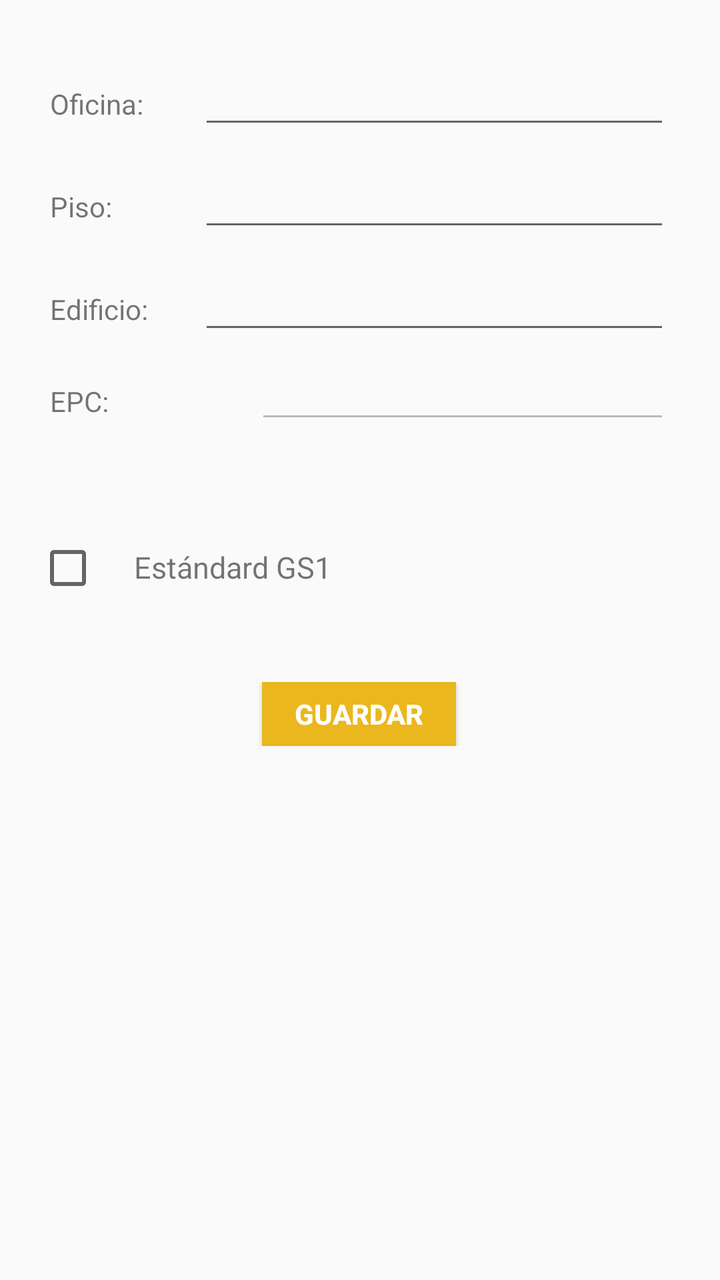
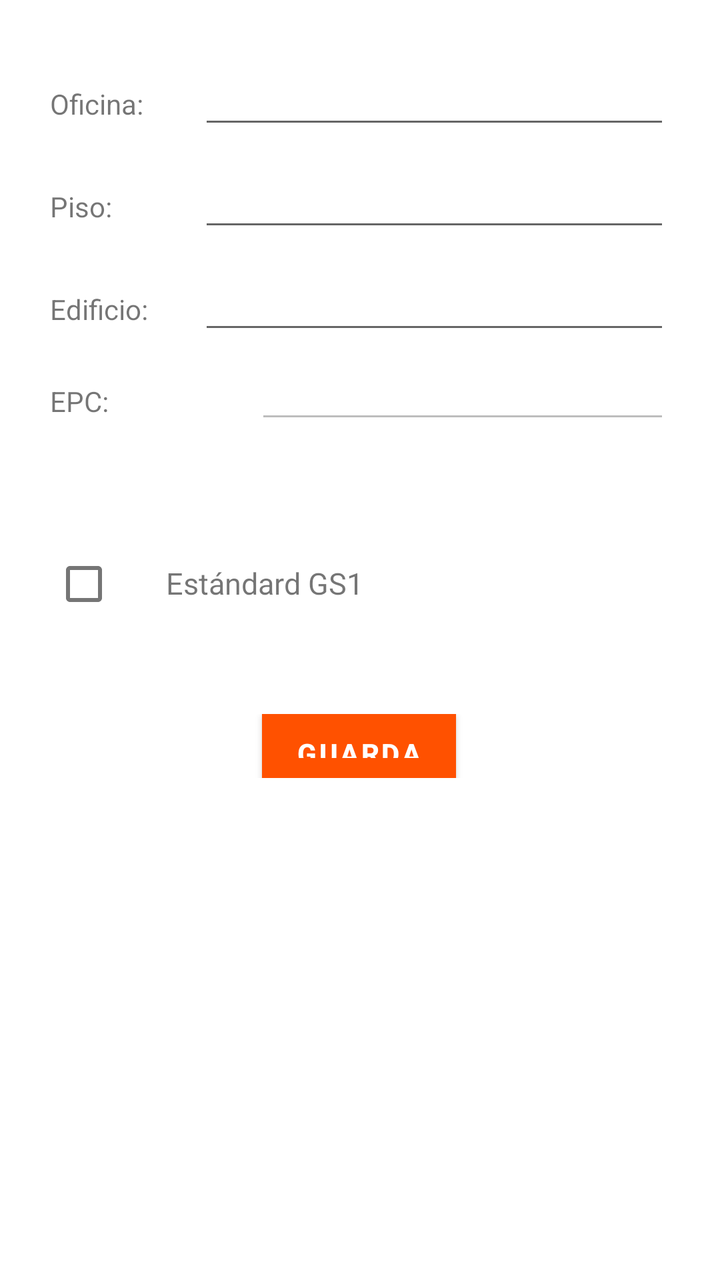

Before-and-after screenshots of an Android layout around one commit, followed by the original layout XML and the change that was made.
<!-- AndroidManifest.xml: application theme AppTheme -->
<!-- res/layout/activity_grabar__tag__sector.xml -->
<?xml version="1.0" encoding="utf-8"?>
<android.support.constraint.ConstraintLayout xmlns:android="http://schemas.android.com/apk/res/android"
    xmlns:app="http://schemas.android.com/apk/res-auto"
    xmlns:tools="http://schemas.android.com/tools"
    android:layout_width="match_parent"
    android:layout_height="match_parent"
    tools:context=".Assign_tag_Offices.Grabar_Tag_Sector">

    <ScrollView
        android:id="@+id/GrabarTagSectorForm"
        android:layout_width="match_parent"
        android:layout_height="match_parent"
        android:layout_marginBottom="8dp"
        app:layout_constraintBottom_toBottomOf="parent">

        <LinearLayout
            android:layout_width="match_parent"
            android:layout_height="wrap_content"
            android:orientation="vertical">

            
            <LinearLayout
                android:layout_width="match_parent"
                android:layout_height="28dp"
                android:orientation="vertical"></LinearLayout>

            <LinearLayout
                android:layout_width="match_parent"
                android:layout_height="match_parent"
                android:orientation="horizontal">

                <LinearLayout
                    android:layout_width="25dp"
                    android:layout_height="match_parent"
                    android:orientation="horizontal"></LinearLayout>

                <TextView
                    android:id="@+id/lbl_officeS"
                    android:layout_width="49dp"
                    android:layout_height="wrap_content"
                    android:layout_weight="1"
                    android:text="@string/OfficeS" />

                <EditText
                    android:id="@+id/txt_sectorS"
                    android:layout_width="wrap_content"
                    android:layout_height="wrap_content"
                    android:layout_weight="1"
                    android:ems="10"
                    android:inputType="textPersonName"
                    android:text="" />

                <LinearLayout
                    android:layout_width="25dp"
                    android:layout_height="match_parent"
                    android:orientation="horizontal"></LinearLayout>
            </LinearLayout>

            
            <LinearLayout
                android:layout_width="match_parent"
                android:layout_height="10dp"
                android:orientation="vertical"></LinearLayout>

            <LinearLayout
                android:layout_width="match_parent"
                android:layout_height="match_parent"
                android:orientation="horizontal">

                <LinearLayout
                    android:layout_width="25dp"
                    android:layout_height="match_parent"
                    android:orientation="horizontal"></LinearLayout>

                <TextView
                    android:id="@+id/lbl_pisoS"
                    android:layout_width="49dp"
                    android:layout_height="wrap_content"
                    android:layout_weight="1"
                    android:text="@string/floorS" />

                <EditText
                    android:id="@+id/txt_pisoS"
                    android:layout_width="wrap_content"
                    android:layout_height="wrap_content"
                    android:layout_weight="1"
                    android:ems="10"
                    android:inputType="textPersonName"
                    android:text="" />

                <LinearLayout
                    android:layout_width="25dp"
                    android:layout_height="match_parent"
                    android:orientation="horizontal"></LinearLayout>
            </LinearLayout>

            
            <LinearLayout
                android:layout_width="match_parent"
                android:layout_height="10dp"
                android:orientation="vertical"></LinearLayout>

            <LinearLayout
                android:layout_width="match_parent"
                android:layout_height="match_parent"
                android:orientation="horizontal">

                <LinearLayout
                    android:layout_width="25dp"
                    android:layout_height="match_parent"
                    android:orientation="horizontal"></LinearLayout>

                <TextView
                    android:id="@+id/lbl_edificioS"
                    android:layout_width="49dp"
                    android:layout_height="wrap_content"
                    android:layout_weight="1"
                    android:text="@string/buildS" />

                <EditText
                    android:id="@+id/txt_edificioS"
                    android:layout_width="wrap_content"
                    android:layout_height="wrap_content"
                    android:layout_weight="1"
                    android:ems="10"
                    android:inputType="textPersonName"
                    android:text="" />

                <LinearLayout
                    android:layout_width="25dp"
                    android:layout_height="match_parent"
                    android:orientation="horizontal"></LinearLayout>
            </LinearLayout>

            
            <LinearLayout
                android:layout_width="match_parent"
                android:layout_height="10dp"
                android:orientation="vertical"></LinearLayout>

            <LinearLayout
                android:layout_width="match_parent"
                android:layout_height="match_parent"
                android:orientation="horizontal">

                <LinearLayout
                    android:layout_width="25dp"
                    android:layout_height="match_parent"
                    android:orientation="horizontal"></LinearLayout>

                <TextView
                    android:id="@+id/lbl_epcS"
                    android:layout_width="49dp"
                    android:layout_height="wrap_content"
                    android:layout_weight="1"
                    android:text="@string/tagS" />

                <EditText
                    android:id="@+id/txt_epcS"
                    android:layout_width="wrap_content"
                    android:layout_height="wrap_content"
                    android:layout_weight="1"
                    android:ems="10"
                    android:maxLength="24"
                    android:enabled="false"
                    android:inputType="textPersonName"
                    android:textSize="13dp"
                    android:text="" />

                <LinearLayout
                    android:layout_width="25dp"
                    android:layout_height="match_parent"
                    android:orientation="horizontal"></LinearLayout>
            </LinearLayout>

            
            <LinearLayout
                android:layout_width="match_parent"
                android:layout_height="10dp"
                android:orientation="vertical"></LinearLayout>

            <LinearLayout
                android:layout_width="match_parent"
                android:layout_height="match_parent"
                android:orientation="horizontal">

                <LinearLayout
                    android:layout_width="25dp"
                    android:layout_height="match_parent"
                    android:orientation="horizontal"></LinearLayout>

                <TextView
                    android:id="@+id/lbl_statusS"
                    android:layout_width="49dp"
                    android:layout_height="wrap_content"
                    android:layout_weight="1"
                    android:visibility="invisible"
                    android:text="@string/statusS" />

                <EditText
                    android:id="@+id/txt_statusS"
                    android:layout_width="wrap_content"
                    android:layout_height="wrap_content"
                    android:layout_weight="1"
                    android:ems="10"
                    android:visibility="invisible"
                    android:inputType="textPersonName"
                    android:text="" />

                <LinearLayout
                    android:layout_width="25dp"
                    android:layout_height="match_parent"
                    android:orientation="horizontal"></LinearLayout>
            </LinearLayout>
            <LinearLayout
                android:layout_width="match_parent"
                android:layout_height="match_parent"
                android:orientation="horizontal">
                <CheckBox
                    android:id="@+id/ckEstandardGS1"
                    android:layout_width="wrap_content"
                    android:layout_marginLeft="18dp"
                    android:layout_height="wrap_content"></CheckBox>

                <LinearLayout
                    android:layout_width="17dp"
                    android:layout_height="match_parent"
                    android:orientation="horizontal"></LinearLayout>

                <TextView
                    android:id="@+id/lblEstandar"
                    android:layout_width="0dp"
                    android:layout_height="wrap_content"
                    android:layout_marginLeft="0dp"
                    android:textSize="15dp"
                    android:layout_weight="3"
                    android:text="Estándard GS1" />

            </LinearLayout>
            
            <LinearLayout
                android:layout_width="match_parent"
                android:layout_height="41dp"
                android:orientation="vertical"></LinearLayout>

            <LinearLayout
                android:layout_width="match_parent"
                android:layout_height="match_parent"
                android:orientation="horizontal">

                <LinearLayout
                    android:layout_width="25dp"
                    android:layout_height="match_parent"
                    android:orientation="horizontal"></LinearLayout>

                <Button
                    android:id="@+id/btn_obtenerS"
                    android:layout_width="24dp"
                    android:layout_height="32dp"
                    android:layout_weight="1"
                    android:background="@color/colorPrimary"
                    android:text="@string/obtener"
                    android:visibility="invisible"
                    android:textColor="@android:color/background_light"
                    android:textStyle="bold" />

                <LinearLayout
                    android:layout_width="10dp"
                    android:layout_height="match_parent"
                    android:orientation="horizontal"></LinearLayout>

                <Button
                    android:id="@+id/btn_guardarS"
                    android:layout_width="25dp"
                    android:layout_height="32dp"
                    android:layout_weight="1"
                    android:background="@color/colorPrimary"
                    android:text="@string/guardar"
                    android:textColor="@android:color/background_light"
                    android:textStyle="bold" />

                <LinearLayout
                    android:layout_width="10dp"
                    android:layout_height="match_parent"
                    android:orientation="horizontal"></LinearLayout>

                <Button
                    android:id="@+id/btn_atrasS"
                    android:layout_width="25dp"
                    android:layout_height="32dp"
                    android:layout_weight="1"
                    android:background="@color/colorPrimary"
                    android:text="@string/behind"
                    android:visibility="invisible"
                    android:textColor="@android:color/background_light"
                    android:textStyle="bold" />

                <LinearLayout
                    android:layout_width="25dp"
                    android:layout_height="match_parent"
                    android:orientation="horizontal"></LinearLayout>

            </LinearLayout>

        </LinearLayout>
    </ScrollView>
</android.support.constraint.ConstraintLayout>
<!-- resources referenced by this layout -->
<resources>
  <color name="colorPrimary">#EBB71E</color>
  <string name="OfficeS">Oficina:</string>
  <string name="behind">Atrás</string>
  <string name="buildS">Edificio:</string>
  <string name="floorS">Piso:</string>
  <string name="guardar">Guardar</string>
  <string name="obtener">Obtener</string>
  <string name="statusS">Estado:</string>
  <string name="tagS">EPC:</string>
  <style name="AppTheme" parent="Base.Theme.AppCompat.Light.DarkActionBar">
          
          <item name="colorPrimary">@color/colorPrimary</item>
          <item name="colorPrimaryDark">@color/colorPrimaryDark</item>
          <item name="colorAccent">@color/colorPrimary</item>
          <item name="android:textColorPrimary">@color/colorAccent</item>
          <item name="colorControlHighlight">@color/colorAccent</item>
      </style>
  <color name="colorPrimaryDark">#CE9D0C</color>
  <color name="colorAccent">#555555</color>
</resources>

<!-- the commit's change to res/layout/activity_grabar__tag__sector.xml (unified diff, before → after) -->
@@ -1,5 +1,5 @@
 <?xml version="1.0" encoding="utf-8"?>
-<android.support.constraint.ConstraintLayout xmlns:android="http://schemas.android.com/apk/res/android"
+<androidx.constraintlayout.widget.ConstraintLayout xmlns:android="http://schemas.android.com/apk/res/android"
     xmlns:app="http://schemas.android.com/apk/res-auto"
     xmlns:tools="http://schemas.android.com/tools"
     android:layout_width="match_parent"
@@ -304,4 +304,4 @@
 
         </LinearLayout>
     </ScrollView>
-</android.support.constraint.ConstraintLayout>
+</androidx.constraintlayout.widget.ConstraintLayout>
<!-- resource entries referenced after the edit -->
@@ -1,6 +1,6 @@
 <!-- resources referenced by this layout -->
 <resources>
-  <color name="colorPrimary">#EBB71E</color>
+  <color name="colorPrimary">#FF5100</color>
   <string name="OfficeS">Oficina:</string>
   <string name="behind">Atrás</string>
   <string name="buildS">Edificio:</string>
@@ -9,15 +9,20 @@
   <string name="obtener">Obtener</string>
   <string name="statusS">Estado:</string>
   <string name="tagS">EPC:</string>
-  <style name="AppTheme" parent="Base.Theme.AppCompat.Light.DarkActionBar">
+  <style name="AppTheme" parent="Theme.MaterialComponents.Light.DarkActionBar">
           
           <item name="colorPrimary">@color/colorPrimary</item>
-          <item name="colorPrimaryDark">@color/colorPrimaryDark</item>
-          <item name="colorAccent">@color/colorPrimary</item>
-          <item name="android:textColorPrimary">@color/colorAccent</item>
+          <item name="colorPrimaryVariant">@color/colorPrimaryDark</item>
+          <item name="colorSecondary">@color/colorAccent</item>
+  
+          
+          <item name="android:textColorPrimary">@color/colorPrimary</item>
           <item name="colorControlHighlight">@color/colorAccent</item>
+  
+          
+          <item name="materialButtonStyle">@style/Widget.MaterialComponents.Button</item>
       </style>
-  <color name="colorPrimaryDark">#CE9D0C</color>
+  <color name="colorPrimaryDark">#FFFFFF</color>
   <color name="colorAccent">#555555</color>
 </resources>
 
